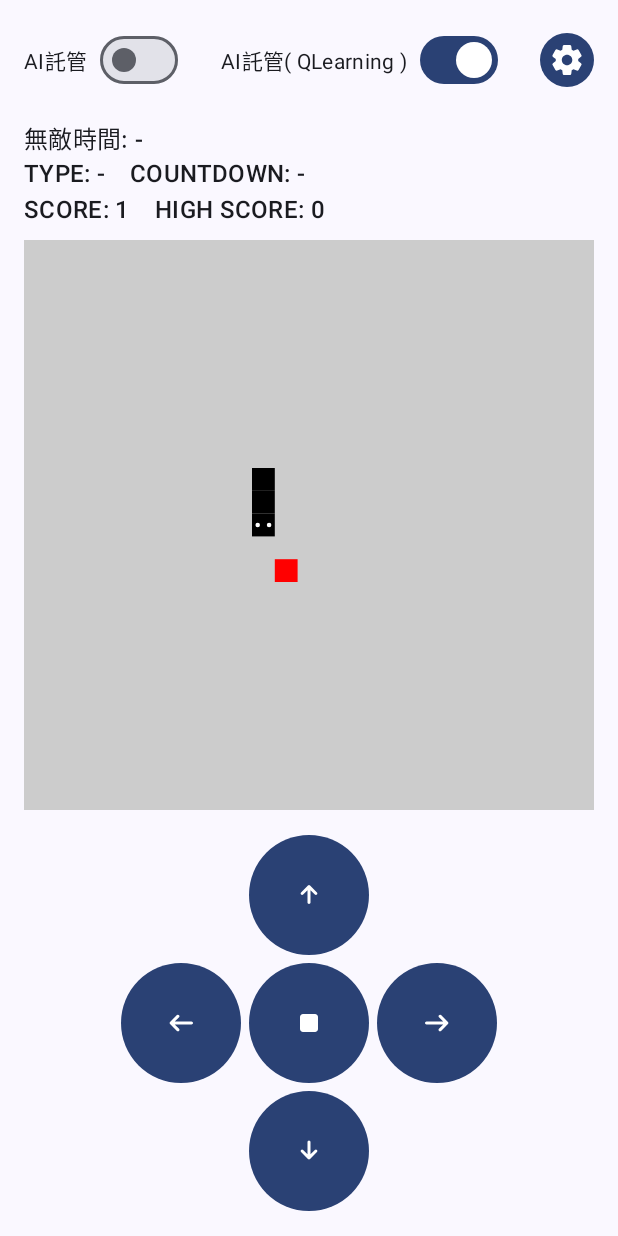
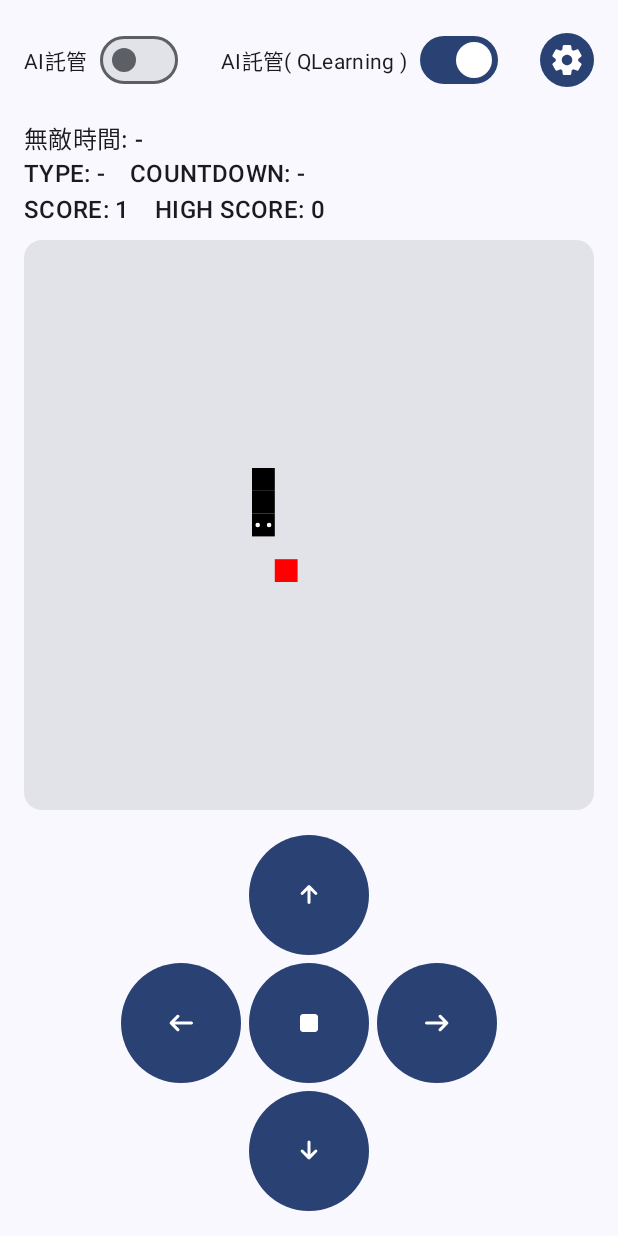
Before and after one commit to Xuan12216/SnakeGame, an Android app built with Jetpack Compose: the screen it shows after launch (MainActivity), after a tap on "AI託管( QLearning )", on a phone screen of 412 x 824 dp. Run offline under Robolectric (Android 15) with nearby library versions, the phone set to English and light mode, and no system bars; 1 other tap on this screen came first.

Commit message:
優化QLearning算法,修復一些莫名其妙的bug

```diff
--- a/app/src/main/java/com/xuan/snakegame/object/snake/QLearningAgent.kt
+++ b/app/src/main/java/com/xuan/snakegame/object/snake/QLearningAgent.kt
@@ -17,7 +17,9 @@ class QLearningAgent (context: Context){
     private var qTable = loadQTable()
     private val learningRate = 0.1     // 學習率，決定新信息的權重
     private val discountFactor = 0.9   // 折扣因子，決定未來獎勵的重要性
-    private val epsilon = 0.1          // 探索率，決定隨機探索的概率
+    private var epsilon = 0.1          // 探索率，決定隨機探索的概率
+    private val minEpsilon = 0.01      // 最小探索率
+    private val epsilonDecay = 0.995   // 探索率衰減因子
     // 用於記錄最近的蛇頭位置，檢測循環行為
     private val recentPositions = LinkedHashSet<Pair<Int, Int>>()
     private val maxRecentSize = 5
@@ -96,7 +98,7 @@ class QLearningAgent (context: Context){
         val dangerRight = if (isInvincible) false else isDanger(head, Direction.RIGHT, gameState)
 
         // 返回狀態字符串
-        return "${sign(foodDeltaX)},${sign(foodDeltaY)},$bonusFoodInfo,$dangerUp,$dangerDown,$dangerLeft,$dangerRight,${if (isInvincible) 1 else 0}"
+        return "${sign(foodDeltaX)},${sign(foodDeltaY)},$bonusFoodInfo,$dangerUp,$dangerDown,$dangerLeft,$dangerRight,$isInvincible,${gameState.isOpen}"
     }
 
     // 輔助函數：將數值簡化為方向指示(-1, 0, 1)
@@ -108,7 +110,7 @@ class QLearningAgent (context: Context){
 
     // 檢查某個方向是否危險
     private fun isDanger(head: Pair<Int, Int>, direction: Direction, gameState: GameState): Boolean {
-        val nextPos = AppUtils.getNextPosition(head, direction)
+        val nextPos = AppUtils.getNextPosition(head, direction, gameState)
         return if (gameState.isOpen) {
             AppUtils.isCollisionBody(nextPos, gameState)// 在開放模式下，只需檢查是否會撞到蛇身
         }
@@ -119,6 +121,10 @@ class QLearningAgent (context: Context){
     fun getNextDirection(gameState: GameState): Direction {
         val state = getState(gameState)
         val head = gameState.snake.first()
+
+        // 動態調整探索率
+        epsilon *= epsilonDecay
+        epsilon = epsilon.coerceAtLeast(minEpsilon)
 
         // 如果當前狀態未見過，初始化Q值
         if (state !in qTable) {
@@ -136,7 +142,7 @@ class QLearningAgent (context: Context){
         val safeDirections = Direction.entries
             .filter { it != Direction.CENTER }
             .filter { direction ->
-                val nextPos = AppUtils.getNextPosition(head, direction)
+                val nextPos = AppUtils.getNextPosition(head, direction, gameState)
 
                 if (AppUtils.isInvincible(gameState)) true
                 else if (gameState.isOpen) !AppUtils.isCollisionBody(nextPos, gameState)//檢查是否會撞到蛇身
@@ -144,28 +150,21 @@ class QLearningAgent (context: Context){
             }
 
         // ε-貪心策略：有一定概率隨機探索
-        var test2: MutableMap<Direction, Double>? = null
         val direction =  if (Random.nextDouble() < epsilon) {
             // 從安全方向中隨機選擇
-            if (safeDirections.isNotEmpty()) {
-                safeDirections.random()
-            } else {
-                // 如果沒有安全方向，則選擇任意方向（可能會導致遊戲結束）
-                Direction.entries.filter { it != Direction.CENTER }.random()
-            }
-        } else {
+            if (safeDirections.isNotEmpty()) safeDirections.random()
+            // 如果沒有安全方向，則選擇任意方向
+            else Direction.entries.filter { it != Direction.CENTER }.random()
+        }
+        else {
             // 從安全方向中選擇Q值最大的動作
-            if (safeDirections.isNotEmpty()) {
-                test2 = qTable[state]
+            if (safeDirections.isNotEmpty())
                 safeDirections.maxByOrNull { qTable[state]?.get(it) ?: 0.0 } ?: Direction.UP
-            } else {
-                test2 = qTable[state]
-                // 如果沒有安全方向，選擇Q值最大的方向
-                qTable[state]?.maxByOrNull { it.value }?.key ?: Direction.UP
-            }
+            // 如果沒有安全方向，選擇Q值最大的方向
+            else qTable[state]?.maxByOrNull { it.value }?.key ?: Direction.UP
         }
 
-        println("TestXuan: $safeDirections: direction: $direction: test2: $test2: state: $state: size: ${qTable.size}")
+        println("TestXuan: $safeDirections: direction: $direction: state: $state: size: ${qTable.size}")
 
         return direction
     }
@@ -199,19 +198,25 @@ class QLearningAgent (context: Context){
     fun calculateReward(gameState: GameState, newHead: Pair<Int, Int>): Double {
         var reward = 0.0
         val foodList = listOfNotNull(gameState.food.position, gameState.bonusFood?.position)
+        val nearestFood = foodList.minByOrNull { manhattanDistance(newHead, it) }// 找到最近的食物
 
         // 處理食物和bonus food的獎勵
         foodList.forEach { food ->
             // 如果吃到食物，給予獎勵
             if (newHead == food) {
                 reward += 1.0
+                // 如果是最近的食物，額外獎勵
+                if (food == nearestFood) reward += 0.5
                 if (AppUtils.isInvincible(gameState)) reward += 0.5
             }
 
             // 根據與食物的距離給予獎勵或懲罰
             val oldDistance = manhattanDistance(gameState.snake.first(), food)
             val newDistance = manhattanDistance(newHead, food)
-            reward += (oldDistance - newDistance) * 0.1
+
+            // 對最近的食物給予更高的權重
+            val distanceWeight = if (food == nearestFood) 0.2 else 0.1
+            reward += (oldDistance - newDistance) * distanceWeight
         }
 
         // 如果遊戲結束，給予懲罰
--- a/app/src/main/java/com/xuan/snakegame/object/snake/SnakeAI.kt
+++ b/app/src/main/java/com/xuan/snakegame/object/snake/SnakeAI.kt
@@ -71,7 +71,7 @@ class SnakeAI {
 
         // 評估每個方向
         val directionScores = possibleDirections.map { direction ->
-            val nextPos = AppUtils.getNextPosition(head, direction)
+            val nextPos = AppUtils.getNextPosition(head, direction, gameState)
             val adjustedPos = if (gameState.isOpen) {
                 Pair(
                     (nextPos.first + gameState.gridSize) % gameState.gridSize,
@@ -108,7 +108,7 @@ class SnakeAI {
         // 如果所有方向都不安全且處於無敵狀態，選擇距離目標最近的方向
         return if (bestDirection?.second == Int.MIN_VALUE && isInvincible) {
             possibleDirections.minByOrNull { direction ->
-                val nextPos = AppUtils.getNextPosition(head, direction)
+                val nextPos = AppUtils.getNextPosition(head, direction, gameState)
                 if (gameState.isOpen) {
                     val adjustedPos = Pair(
                         (nextPos.first + gameState.gridSize) % gameState.gridSize,
--- a/app/src/main/java/com/xuan/snakegame/screen/snake/GameArea.kt
+++ b/app/src/main/java/com/xuan/snakegame/screen/snake/GameArea.kt
@@ -1,6 +1,9 @@
 package com.xuan.snakegame.screen.snake
 
 import androidx.compose.foundation.Canvas
+import androidx.compose.foundation.layout.fillMaxSize
+import androidx.compose.foundation.layout.fillMaxWidth
+import androidx.compose.material3.Card
 import androidx.compose.runtime.Composable
 import androidx.compose.ui.Modifier
 import androidx.compose.ui.geometry.Offset
@@ -15,7 +18,8 @@ fun GameArea(
     gridSize: Int,
     modifier: Modifier = Modifier
 ) {
-    Canvas(modifier = modifier) {
+    Card (modifier = modifier){
+        Canvas (modifier = Modifier.fillMaxSize()){
             // 計算每個格子的大小
             val cellSizePx = size.width / gridSize
 
@@ -94,3 +98,4 @@ fun GameArea(
             }
         }
     }
+}
--- a/app/src/main/java/com/xuan/snakegame/screen/snake/SnakeGame.kt
+++ b/app/src/main/java/com/xuan/snakegame/screen/snake/SnakeGame.kt
@@ -52,8 +52,7 @@ fun SnakeGame(innerPadding: PaddingValues? = null) {
             modifier = Modifier
                 .fillMaxWidth()
                 .padding(horizontal = 16.dp)
-                .aspectRatio(1f)
-                .background(Color.LightGray),
+                .aspectRatio(1f),
             gridSize = gameState.gridSize,
             gameState = gameState
         )
--- a/app/src/main/java/com/xuan/snakegame/util/AppUtils.kt
+++ b/app/src/main/java/com/xuan/snakegame/util/AppUtils.kt
@@ -22,14 +22,28 @@ class AppUtils {
             return type
         }
 
-        fun getNextPosition(current: Pair<Int, Int>, direction: Direction): Pair<Int, Int> {
-            return when (direction) {
+        fun getNextPosition(
+            current: Pair<Int, Int>,
+            direction: Direction,
+            gameState: GameState
+        ): Pair<Int, Int> {
+            val nextPosition = when (direction) {
                 Direction.UP -> Pair(current.first, current.second - 1)
                 Direction.DOWN -> Pair(current.first, current.second + 1)
                 Direction.LEFT -> Pair(current.first - 1, current.second)
                 Direction.RIGHT -> Pair(current.first + 1, current.second)
                 else -> current
             }
+
+            var x = nextPosition.first
+            if (x < 0) x = 0
+            else if (x > gameState.gridSize) x = gameState.gridSize
+
+            var y = nextPosition.second
+            if (y < 0) y = 0
+            else if (y > gameState.gridSize) y = gameState.gridSize
+
+            return Pair(x, y)
         }
 
         // 計算remain時間的函數
--- a/app/src/main/java/com/xuan/snakegame/viewModel/SnakeViewModel.kt
+++ b/app/src/main/java/com/xuan/snakegame/viewModel/SnakeViewModel.kt
@@ -41,7 +41,6 @@ class SnakeViewModel(context: Context) : ViewModel() {
     private var gameJob: Job? = null
     private var remainTime = 0L
     private var remainTimeInVincible = 0L
-
     //=====
     private val snakeAI = SnakeAI()//规则驱动的算法 (Rule-Based Algorithm)
     private val qLearningAgent = QLearningAgent(context)
@@ -102,25 +101,22 @@ class SnakeViewModel(context: Context) : ViewModel() {
             // 处理方向为 CENTER 时，更新 bonusFood 和 invincible 的结束时间
             if (currentState.direction == Direction.CENTER) {
                 // 获取remain时间
-                val remainTime = AppUtils.calculateRemainTime(currentState.bonusFoodEndTime, currentTime)
-                val remainTimeInVincible = AppUtils.calculateRemainTime(currentState.invincibleTime, currentTime)
+                if (remainTime == 0L) remainTime = AppUtils.calculateRemainTime(currentState.bonusFoodEndTime, currentTime)
+                if (remainTimeInVincible == 0L) remainTimeInVincible = AppUtils.calculateRemainTime(currentState.invincibleTime, currentTime)
 
                 // 计算新的结束时间
-                val newBonusFoodEndTime = currentState.bonusFoodEndTime.takeIf { it != 0L }
-                    ?.let { currentTime + remainTime } ?: currentState.bonusFoodEndTime
-
-                val newInvincibleTime = currentState.invincibleTime.takeIf { it != 0L }
-                    ?.let { currentTime + remainTimeInVincible } ?: currentState.invincibleTime
+                val newBonusFoodEndTime = if(currentState.bonusFoodEndTime > 0L) currentTime + remainTime else 0L
+                val newInvincibleTime = if(currentState.invincibleTime > 0L) currentTime + remainTimeInVincible else 0L
 
                 return@update currentState.copy(
                     invincibleTime = newInvincibleTime,
                     bonusFoodEndTime = newBonusFoodEndTime
                 )
             }
-
-            // 重置remain时间
-            remainTime = 0L
-            remainTimeInVincible = 0L
+            else {
+                remainTime = 0L
+                remainTimeInVincible = 0L
+            }
 
             // 刷新countdownTime
             val newCountdownTime = currentState.bonusFoodEndTime - currentTime
@@ -131,7 +127,7 @@ class SnakeViewModel(context: Context) : ViewModel() {
 
             // 处理蛇头的位置
             val head = currentState.snake.first()
-            var newHead = AppUtils.getNextPosition(head, currentState.direction)
+            var newHead = AppUtils.getNextPosition(head, currentState.direction, currentState)
 
             // 判断碰撞
             if (_gameState.value.isOpen) {
@@ -182,7 +178,7 @@ class SnakeViewModel(context: Context) : ViewModel() {
                 when (newBonusFood.type) {
                     FoodType.SPEED_UP -> {
                         gameSpeed -= 25
-                        if (gameSpeed < 35) gameSpeed = 35
+                        if (gameSpeed < 50) gameSpeed = 50
                     }
                     FoodType.SLOW_DOWN -> {
                         gameSpeed += 25
@@ -228,7 +224,7 @@ class SnakeViewModel(context: Context) : ViewModel() {
             when ((0..100).random()) {
                 in 0..70 -> FoodType.NORMAL
                 in 71..80 -> FoodType.SPEED_UP
-                in 81..90 -> FoodType.SPEED_UP//SLOW_DOWN
+                in 81..90 -> FoodType.SPEED_UP
                 in 91..95 -> FoodType.INVINCIBLE
                 else -> FoodType.SHORTEN
             }
@@ -289,7 +285,7 @@ class SnakeViewModel(context: Context) : ViewModel() {
     // 启动Q-learning AI控制
     private fun startAIControl2() {
         viewModelScope.launch {
-            while (_gameState.value.isAIMode2 && !_gameState.value.isGameOver) {
+            while (_gameState.value.isAIMode2) {
                 val currentState = _gameState.value
 
                 // 获取当前状态
@@ -300,7 +296,7 @@ class SnakeViewModel(context: Context) : ViewModel() {
 
                 // 获取新状态
                 val newState = _gameState.value
-                val newHead = AppUtils.getNextPosition(currentState.snake.first(), action)
+                val newHead = AppUtils.getNextPosition(currentState.snake.first(), action, _gameState.value)
 
                 // 计算奖励并更新Q值
                 val reward = qLearningAgent.calculateReward(newState, newHead)
@@ -308,6 +304,8 @@ class SnakeViewModel(context: Context) : ViewModel() {
 
                 // 执行动作
                 changeDirection(action)
+
+                if (_gameState.value.isGameOver) break
 
                 // 等待游戏更新
                 delay(currentState.gameSpeed)
--- a/app/src/main/res/mipmap-anydpi-v26/ic_launcher.xml
+++ b/app/src/main/res/mipmap-anydpi-v26/ic_launcher.xml
@@ -2,4 +2,5 @@
 <adaptive-icon xmlns:android="http://schemas.android.com/apk/res/android">
     <background android:drawable="@color/ic_launcher_background"/>
     <foreground android:drawable="@mipmap/ic_launcher_foreground"/>
+    <monochrome android:drawable="@drawable/snake" />
 </adaptive-icon>
--- a/app/src/main/res/mipmap-anydpi-v26/ic_launcher_round.xml
+++ b/app/src/main/res/mipmap-anydpi-v26/ic_launcher_round.xml
@@ -2,4 +2,5 @@
 <adaptive-icon xmlns:android="http://schemas.android.com/apk/res/android">
     <background android:drawable="@color/ic_launcher_background"/>
     <foreground android:drawable="@mipmap/ic_launcher_foreground"/>
+    <monochrome android:drawable="@drawable/snake" />
 </adaptive-icon>
```
Also changed, not shown: app/src/main/res/drawable/snake.xml (added, +31 -0 lines), app/src/main/res/mipmap-hdpi/snake.png (deleted). Lines whose indentation alone changed are shown as unchanged.
